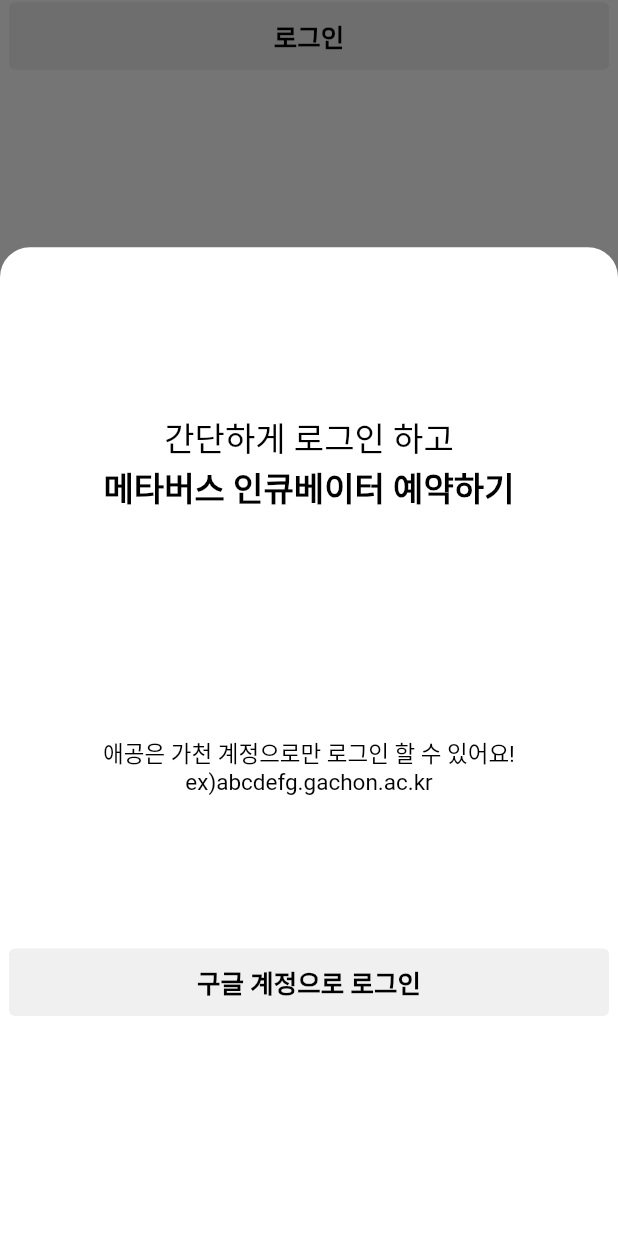
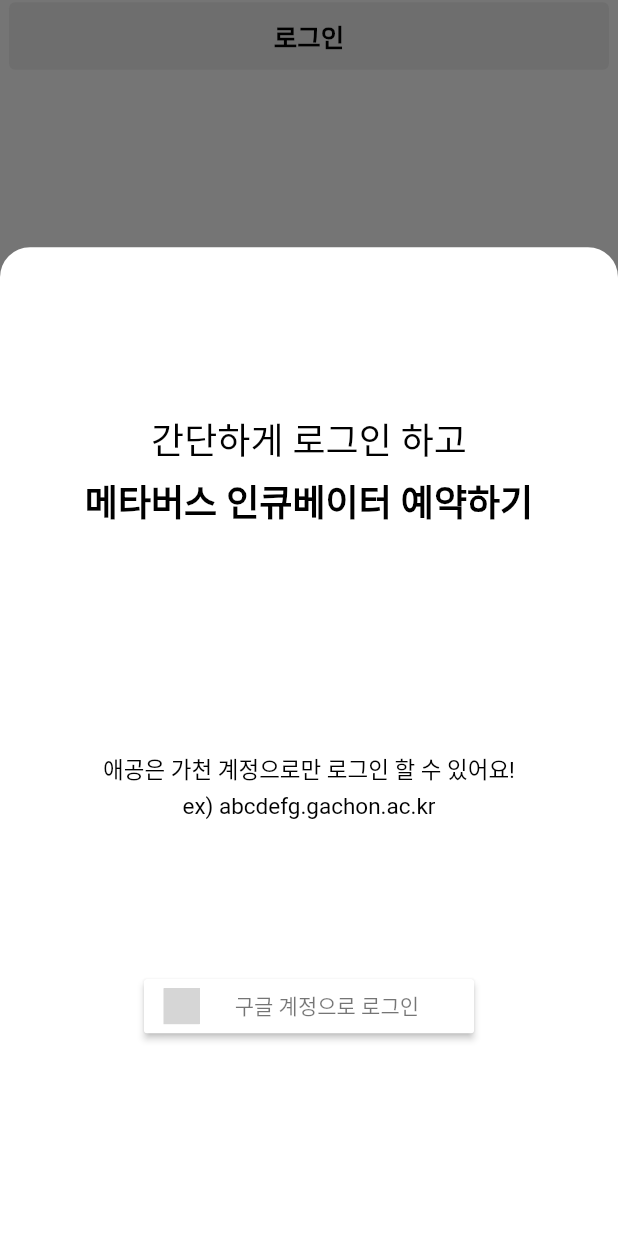
Before and after one commit to eilsamo600/AI-Gong, a Flutter app: the screen it shows after launch, after a tap on "Login Page", after a tap on "로그인", on a phone screen of 412 x 824 dp. Run offline on Flutter 3.47's test engine with Material 2 defaults, Android fonts, the phone set to English and light mode, and no system bars; our stand-ins replace dio, flutter_signin_button, get, logger, pretty_dio_logger; missing offline and left inert: dart:html; Roboto replaces fonts that are missing (NotoSansKR); grey boxes are pictures that could not be loaded.

Commit message:
update login button

```diff
--- a/frontend/ai_gong/lib/pages/login/view/login_view_page.dart
+++ b/frontend/ai_gong/lib/pages/login/view/login_view_page.dart
@@ -2,6 +2,7 @@ import 'package:ai_gong/pages/login/controller/login_view_controller.dart';
 import 'package:flutter/material.dart';
 import 'package:ai_gong/common/widget/panel_component.dart';
 import 'package:get/get.dart';
+import 'package:flutter_signin_button/flutter_signin_button.dart';
 
 import '../../../common/common.dart';
 
@@ -36,10 +37,13 @@ class LoginViewPage extends StatelessWidget {
                         ),
                         const Text('간단하게 로그인 하고',
                             style:
-                                TextStyle(fontSize: 22, color: Colors.black)),
+                                TextStyle(fontSize: 24, color: Colors.black)),
+                        const SizedBox(
+                          height: 5,
+                        ),
                         const Text('메타버스 인큐베이터 예약하기',
                             style: TextStyle(
-                                fontSize: 22,
+                                fontSize: 24,
                                 fontWeight: FontWeight.bold,
                                 color: Colors.black)),
                         const SizedBox(
@@ -48,22 +52,20 @@ class LoginViewPage extends StatelessWidget {
                         const Text('애공은 가천 계정으로만 로그인 할 수 있어요!',
                             style:
                                 TextStyle(fontSize: 15, color: Colors.black)),
-                        const Text('ex)abcdefg.gachon.ac.kr',
+                        const SizedBox(
+                          height: 5,
+                        ),
+                        const Text('ex) abcdefg.gachon.ac.kr',
                             style:
                                 TextStyle(fontSize: 15, color: Colors.black)),
                         const SizedBox(
                           height: 100,
                         ),
-                        TextButton(
-                            child: Text('구글 계정으로 로그인'),
-                            style: TextButton.styleFrom(
-                                fixedSize: const Size(400, 45),
-                                foregroundColor: Colors.black,
-                                backgroundColor:
-                                    Color.fromARGB(70, 200, 200, 200),
-                                textStyle: const TextStyle(
-                                    fontSize: 17, fontWeight: FontWeight.bold)),
-                            onPressed: () {}),
+                        SignInButton(
+                          Buttons.Google,
+                          text: "   구글 계정으로 로그인",
+                          onPressed: () {},
+                        ),
                         const SizedBox(
                           height: 100,
                         ),
--- a/frontend/ai_gong/pubspec.yaml
+++ b/frontend/ai_gong/pubspec.yaml
@@ -39,6 +39,7 @@ dependencies:
   dio: ^5.1.1
   pretty_dio_logger: ^1.3.1
   sliding_up_panel: ^2.0.0+1
+  flutter_signin_button: ^1.0.0
 
 dev_dependencies:
   flutter_test:
```
Also changed, not shown: frontend/ai_gong/assets/logos/google_light.png (added), frontend/ai_gong/pubspec.lock.
